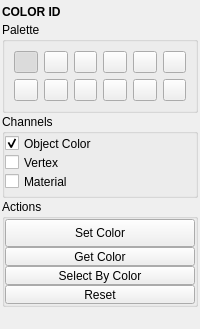
Before: the Qt Designer form blendertk/display_utils/color_id.ui in m3trik/blendertk, drawn with Qt 5.
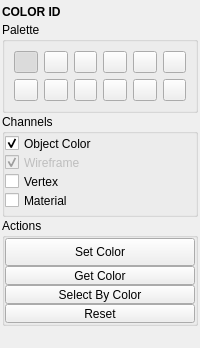
After: the same form once the commit is applied. Custom widgets are drawn as their Qt base class.

```diff
--- a/blendertk/display_utils/color_id.ui
+++ b/blendertk/display_utils/color_id.ui
@@ -292,6 +292,40 @@
            </property>
           </widget>
          </item>
+         <item>
+          <widget class="QCheckBox" name="chk012">
+           <property name="enabled">
+            <bool>false</bool>
+           </property>
+           <property name="minimumSize">
+            <size>
+             <width>0</width>
+             <height>19</height>
+            </size>
+           </property>
+           <property name="maximumSize">
+            <size>
+             <width>16777215</width>
+             <height>19</height>
+            </size>
+           </property>
+           <property name="toolTip">
+            <string>Blender has no per-object wireframe-color override (Maya's overrideColorRGB draw-override) — use Object Color instead.</string>
+           </property>
+           <property name="layoutDirection">
+            <enum>Qt::LeftToRight</enum>
+           </property>
+           <property name="text">
+            <string>Wireframe</string>
+           </property>
+           <property name="checkable">
+            <bool>true</bool>
+           </property>
+           <property name="checked">
+            <bool>true</bool>
+           </property>
+          </widget>
+         </item>
          <item>
           <widget class="QCheckBox" name="chk015">
            <property name="minimumSize">
```
